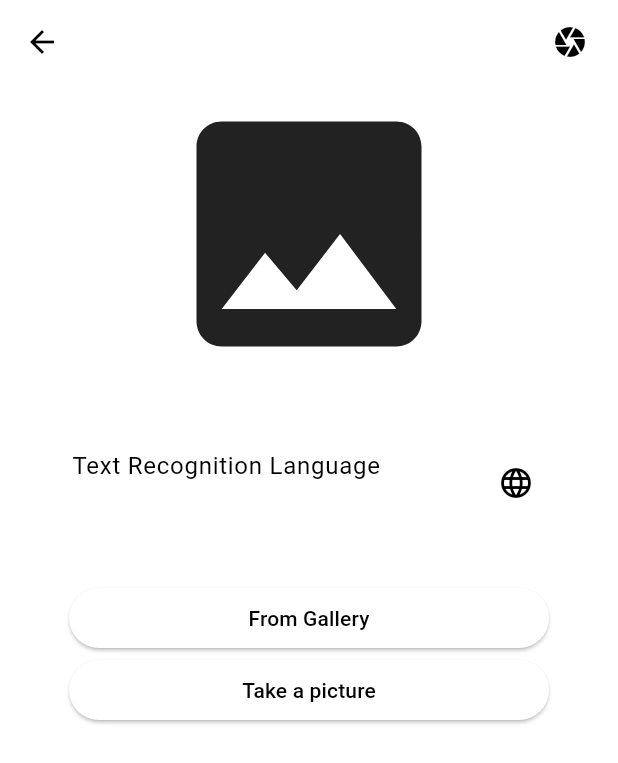
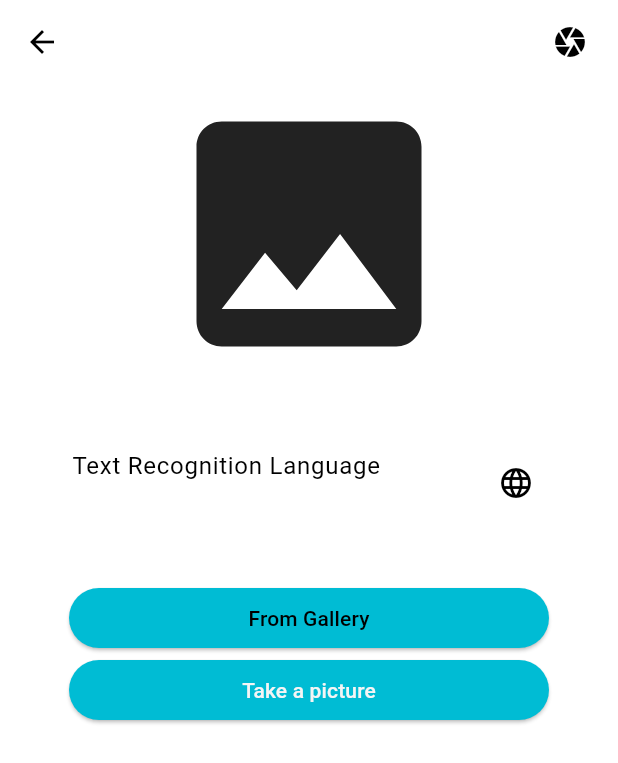
Before and after one commit to indefinite-future/QuoteLens, a Flutter app: the GalleryView screen opened directly with empty values, on a phone screen of 412 x 824 dp. Shown: the top 763 px of the screen. Run offline on Flutter 3.47's test engine with Material 3 defaults, Android fonts, the phone set to English and light mode, and no system bars; our stand-ins replace camera, cloud_firestore, feather_icons, firebase_auth, firebase_core, firebase_storage and 2 more; missing offline and left inert: flutter_quill, google_mlkit_commons, google_mlkit_text_recognition; accounts and stored records are empty; network calls fail.

Commit message:
Update Github release in action & minor changes

```diff
--- a/lib/pages/gallery_view.dart
+++ b/lib/pages/gallery_view.dart
@@ -139,6 +139,7 @@ class _GalleryViewState extends State<GalleryView> {
               child: Text('From Gallery'),
               onPressed: () => _getImage(ImageSource.gallery),
               style: ButtonStyle(
+                backgroundColor: MaterialStateProperty.all<Color>(Colors.cyan),
                 foregroundColor: MaterialStateProperty.all<Color>(
                     Theme.of(context).primaryColor),
               ),
@@ -151,8 +152,9 @@ class _GalleryViewState extends State<GalleryView> {
               child: Text('Take a picture'),
               onPressed: () => _getImage(ImageSource.camera),
               style: ButtonStyle(
-                foregroundColor: MaterialStateProperty.all<Color>(
-                    Theme.of(context).primaryColor),
+                backgroundColor: MaterialStateProperty.all<Color>(Colors.cyan),
+                // foregroundColor: MaterialStateProperty.all<Color>(
+                //     Theme.of(context).primaryColor),
               ),
             ),
           ),
--- a/lib/pages/library_manual_input.dart
+++ b/lib/pages/library_manual_input.dart
@@ -87,6 +87,7 @@ class _QuillEditorPageState extends State<QuillEditorPage> {
     return Scaffold(
       appBar: AppBar(
         title: const Text('Quote Editor'),
+        backgroundColor: Theme.of(context).colorScheme.background,
         actions: <Widget>[
           IconButton(
             icon: const Icon(Icons.save),
```
Also changed, not shown: 1 other file.
